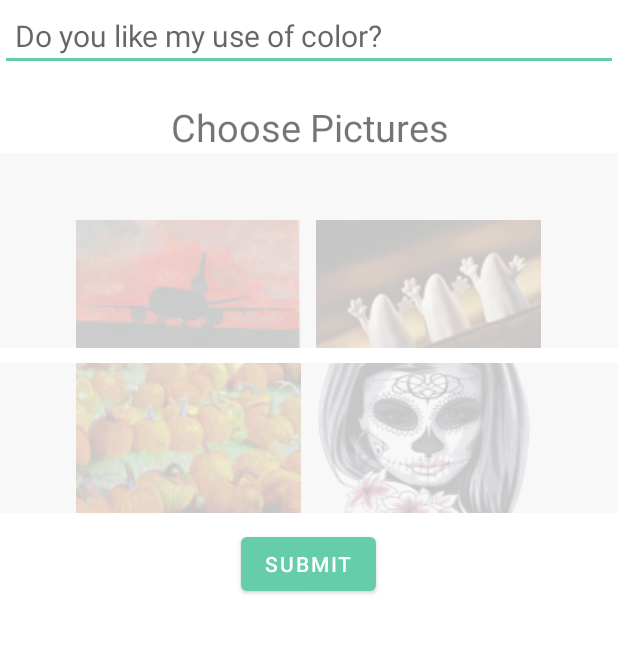
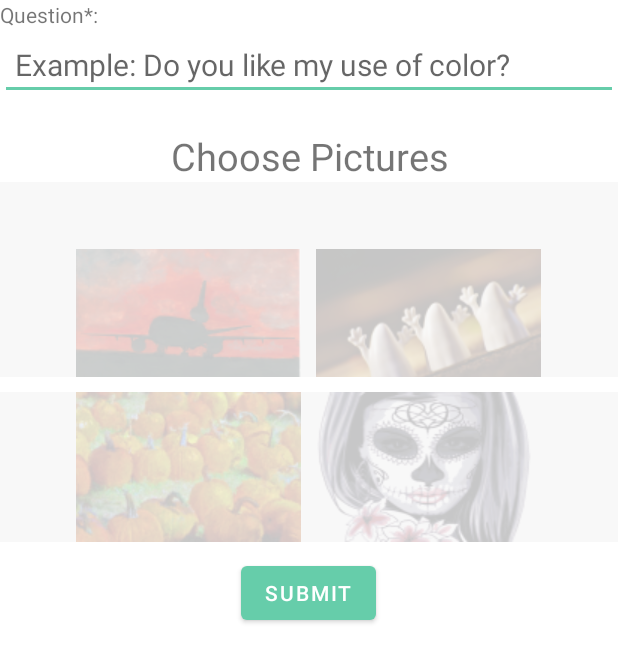
Before and after one commit to tarapiyer/Exhibyt_App, an Android app: the layout activity_add_question.xml on its own in the app's theme, with its tools: preview values and no code run, on a phone screen of 412 x 824 dp. Shown: the top 662 px of the screen. Run offline under Robolectric (Android 15) with nearby library versions, the phone set to English and light mode, and no system bars.

Commit message:
Items changed: - removed title bar - added check against empty questions - changed question prompt

```diff
--- a/app/src/main/java/cs147/exhibyt/AddQuestionActivity.java
+++ b/app/src/main/java/cs147/exhibyt/AddQuestionActivity.java
@@ -1,7 +1,7 @@
 package cs147.exhibyt;
 
 import android.content.Intent;
-
+import android.graphics.Color;
 import android.os.Bundle;
 import android.view.View;
 import android.widget.ArrayAdapter;
@@ -35,6 +35,18 @@ public class AddQuestionActivity extends AppCompatActivity {
 
         ArrayList<String> imgs = new ArrayList<>();
 
+        //Check if there is a question
+        TextView qTextView = findViewById(R.id.plain_text_input);
+        String qText = qTextView.getText().toString();
+        if (qText.length() == 0) {
+            TextView errorMessage = findViewById(R.id.showQuestionErrors);
+            errorMessage.setText("You must have a question to receive feedback.");
+            errorMessage.setTextColor(Color.RED);
+            errorMessage.setVisibility(View.VISIBLE);
+            return;
+        }
+
+
         //See if plane image selected
         ImageView curr = (ImageView) findViewById(R.id.planeImage);
         if (curr.getAlpha() == 1) imgs.add("plane");
@@ -51,8 +63,6 @@ public class AddQuestionActivity extends AppCompatActivity {
         curr = (ImageView) findViewById(R.id.pumpkinImage);
         if (curr.getAlpha() == 1) imgs.add("pumpkins");
 
-        TextView qTextView = findViewById(R.id.plain_text_input);
-        String qText = qTextView.getText().toString();
         Question newQ = new Question(qText, imgs);
 
         qList.add(newQ);
--- a/app/src/main/res/layout/activity_add_question.xml
+++ b/app/src/main/res/layout/activity_add_question.xml
@@ -6,13 +6,23 @@
     android:layout_height="match_parent"
     android:orientation="vertical">
 
+    <TextView
+        android:layout_width="wrap_content"
+        android:layout_height="wrap_content"
+        android:text="Question*:" />
+    <TextView
+        android:layout_width="wrap_content"
+        android:layout_height="wrap_content"
+        android:text=""
+        android:id="@+id/showQuestionErrors"
+        android:visibility="gone"/>
     <EditText
         android:id="@+id/plain_text_input"
         android:layout_height="wrap_content"
         android:layout_width="match_parent"
         android:padding="10dp"
         android:textSize="20dp"
-        android:hint="Do you like my use of color?"
+        android:hint="Example: Do you like my use of color?"
         android:inputType="text"/>
     <TextView
         android:layout_width="match_parent"
--- a/app/src/main/res/values/styles.xml
+++ b/app/src/main/res/values/styles.xml
@@ -1,7 +1,7 @@
 <resources>
 
     <!-- Base application theme. -->
-    <style name="AppTheme" parent="Theme.MaterialComponents.Light.DarkActionBar">
+    <style name="AppTheme" parent="Theme.MaterialComponents.Light.NoActionBar">
         <!-- Customize your theme here. -->
         <item name="colorPrimary">@color/colorPrimary</item>
         <item name="colorPrimaryDark">@color/colorPrimaryDark</item>
```
